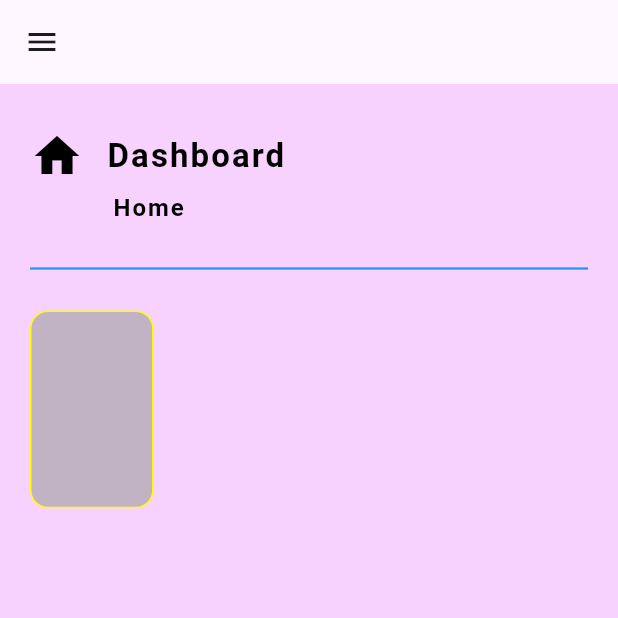
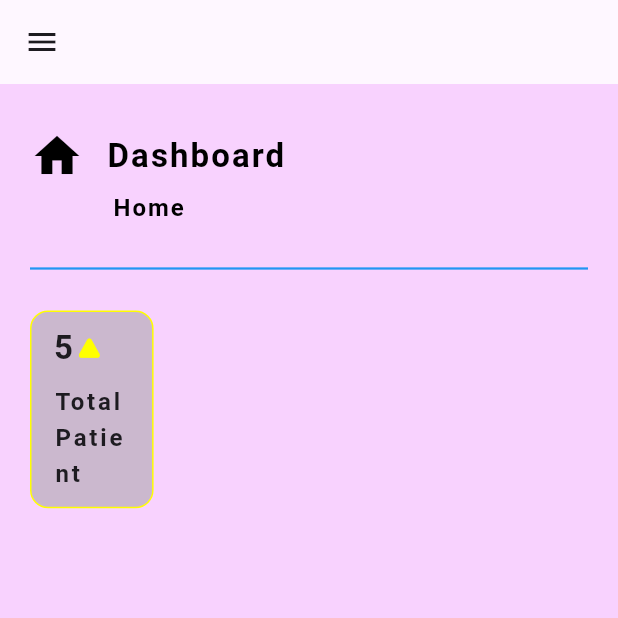
Before and after one commit to JakariaKhan-CSE/JUST-Medical-Center-Automation, a Flutter app: the screen it shows after launch, on a phone screen of 412 x 824 dp, the top half of it. Run offline on Flutter 3.47's test engine with Material 3 defaults, Android fonts, the phone set to English and light mode, and no system bars; our stand-ins replace firebase_auth, firebase_core, get; accounts and stored records are empty.

Commit message:
code refactor and dashboard complete 20%.

```diff
--- a/lib/screen/pharmacist/dashboard_pharmacist.dart
+++ b/lib/screen/pharmacist/dashboard_pharmacist.dart
@@ -1,5 +1,7 @@
+import 'package:flutter/cupertino.dart';
 import 'package:flutter/material.dart';
 import 'package:get/get.dart';
+import 'package:just_medical_center_automation/screen/pharmacist/widget/EachCardShow.dart';
 
 class DashboardPharmacist extends StatefulWidget {
   const DashboardPharmacist({super.key});
@@ -39,15 +41,7 @@ class _DashboardPharmacistState extends State<DashboardPharmacist> {
               SizedBox(height: 20,),
               Divider(color: Colors.blue,thickness: 1.5,),
               SizedBox(height: 20,),
-Container(
-  height: height*0.16,
-  width: width*0.2,
-  decoration: BoxDecoration(
-    borderRadius: BorderRadius.circular(12),
-    color: Colors.grey.withOpacity(0.6),
-    border: Border.all(color: Colors.yellowAccent)
-  ),
-)
+EachPartCard(height: height, width: width, text: 'Total Patient',number: '10',),
 
               // SizedBox(height: 20,),
               // Divider(color: Colors.blue,thickness: 1.5,),
--- /dev/null
+++ b/lib/screen/pharmacist/widget/EachCardShow.dart
@@ -0,0 +1,47 @@
+import 'package:flutter/cupertino.dart';
+import 'package:flutter/material.dart';
+
+class EachPartCard extends StatelessWidget {
+  final String text;
+  final String number;
+  const EachPartCard({
+    super.key,
+    required this.height,
+    required this.width, required this.text, required this.number,
+  });
+
+  final double height;
+  final double width;
+
+  @override
+  Widget build(BuildContext context) {
+    return Container(
+      height: height*0.16,
+      width: width*0.2,
+      decoration: BoxDecoration(
+          borderRadius: BorderRadius.circular(12),
+          color: Colors.grey.withOpacity(0.5),
+          border: Border.all(color: Colors.yellowAccent)
+      ),
+      child: Padding(
+        padding: const EdgeInsets.symmetric(horizontal: 15,vertical: 10),
+        child: Column(
+          crossAxisAlignment: CrossAxisAlignment.start,
+          mainAxisAlignment: MainAxisAlignment.center,
+          children: [
+            Row(
+              children: [
+                Text("5",style: Theme.of(context).textTheme.titleLarge!.copyWith(fontWeight: FontWeight.w700),),
+                SizedBox(width: 3,),
+                Icon(CupertinoIcons.triangle_fill,color: Colors.yellowAccent,size: 16,)
+              ],
+            ),
+            SizedBox(height: 10,),
+            Text("Total Patient",style: Theme.of(context).textTheme.titleMedium!.copyWith(
+                fontWeight: FontWeight.w600,letterSpacing: 1.9),),
+          ],
+        ),
+      ),
+    );
+  }
+}
```
